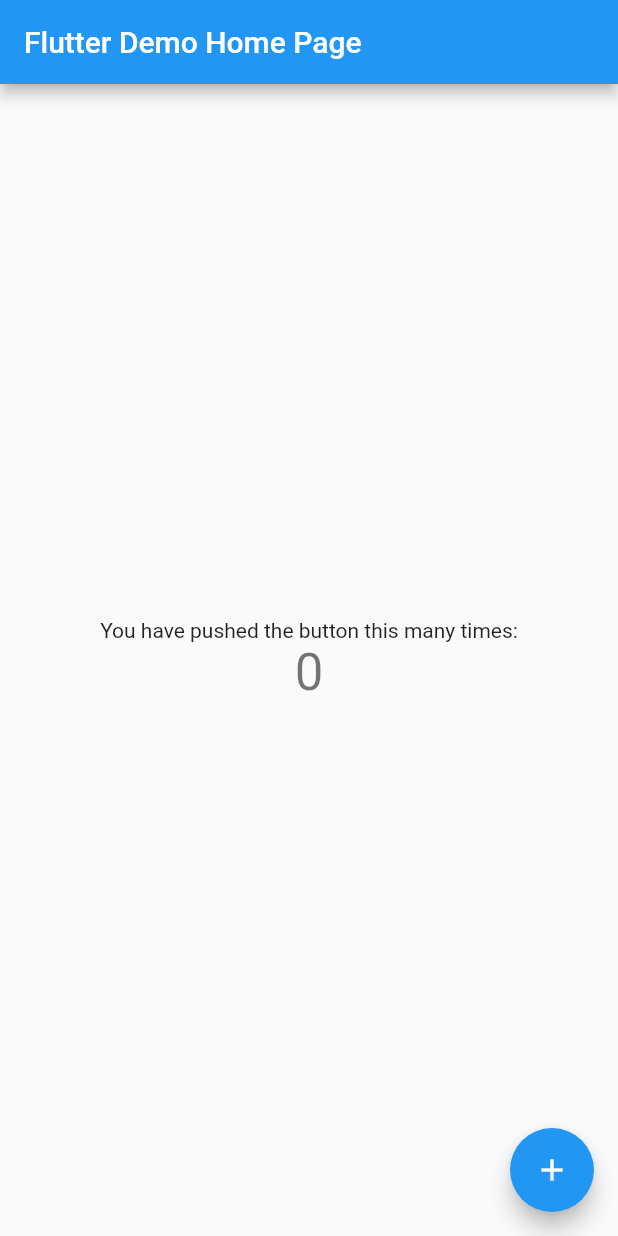
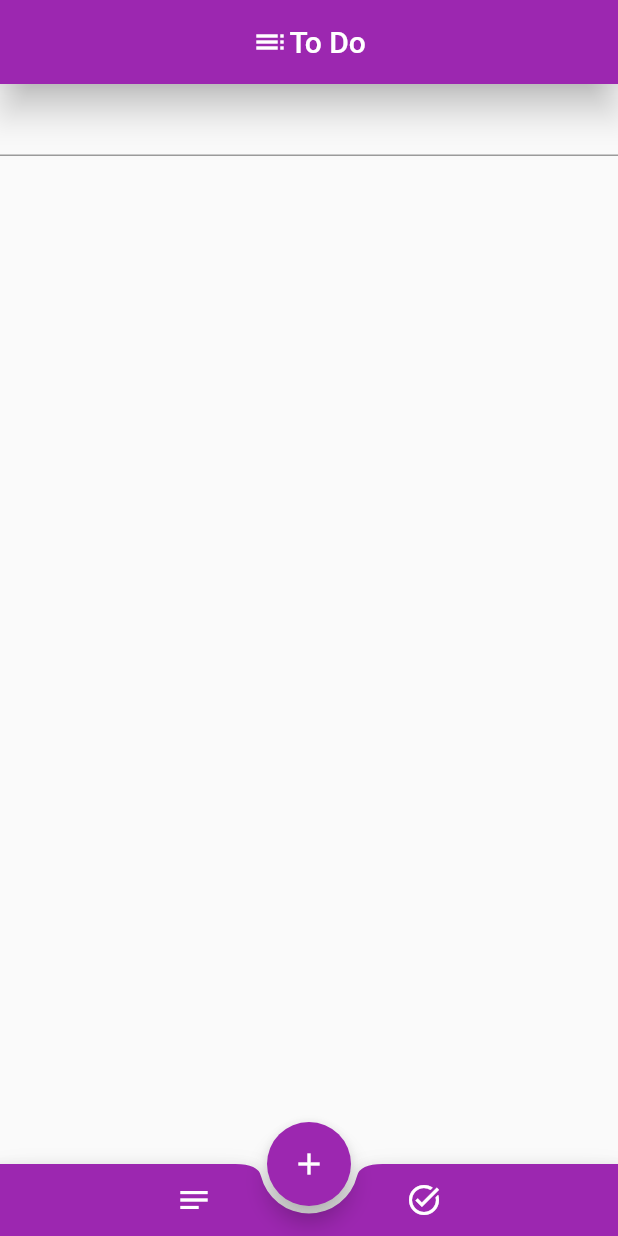
Before and after one commit to muhammetalisongur/flutter_my_todo, a Flutter app: the screen it shows after launch, on a phone screen of 412 x 824 dp. Run offline on Flutter 3.47's test engine with Material 2 defaults, Android fonts, the phone set to English and light mode, and no system bars; our stand-ins replace loading_animation_widget.

Commit message:
Interface Design

```diff
--- a/lib/main.dart
+++ b/lib/main.dart
@@ -1,4 +1,6 @@
 import 'package:flutter/material.dart';
+
+import 'master_class.dart';
 
 void main() {
   runApp(const MyApp());
@@ -7,109 +9,15 @@ void main() {
 class MyApp extends StatelessWidget {
   const MyApp({super.key});
 
-  // This widget is the root of your application.
   @override
   Widget build(BuildContext context) {
     return MaterialApp(
-      title: 'Flutter Demo',
+      debugShowCheckedModeBanner: false,
+      title: 'ToDo',
       theme: ThemeData(
-        // This is the theme of your application.
-        //
-        // Try running your application with "flutter run". You'll see the
-        // application has a blue toolbar. Then, without quitting the app, try
-        // changing the primarySwatch below to Colors.green and then invoke
-        // "hot reload" (press "r" in the console where you ran "flutter run",
-        // or simply save your changes to "hot reload" in a Flutter IDE).
-        // Notice that the counter didn't reset back to zero; the application
-        // is not restarted.
         primarySwatch: Colors.blue,
       ),
-      home: const MyHomePage(title: 'Flutter Demo Home Page'),
+      home: const MasterClass(),
     );
   }
 }
-
-class MyHomePage extends StatefulWidget {
-  const MyHomePage({super.key, required this.title});
-
-  // This widget is the home page of your application. It is stateful, meaning
-  // that it has a State object (defined below) that contains fields that affect
-  // how it looks.
-
-  // This class is the configuration for the state. It holds the values (in this
-  // case the title) provided by the parent (in this case the App widget) and
-  // used by the build method of the State. Fields in a Widget subclass are
-  // always marked "final".
-
-  final String title;
-
-  @override
-  State<MyHomePage> createState() => _MyHomePageState();
-}
-
-class _MyHomePageState extends State<MyHomePage> {
-  int _counter = 0;
-
-  void _incrementCounter() {
-    setState(() {
-      // This call to setState tells the Flutter framework that something has
-      // changed in this State, which causes it to rerun the build method below
-      // so that the display can reflect the updated values. If we changed
-      // _counter without calling setState(), then the build method would not be
-      // called again, and so nothing would appear to happen.
-      _counter++;
-    });
-  }
-
-  @override
-  Widget build(BuildContext context) {
-    // This method is rerun every time setState is called, for instance as done
-    // by the _incrementCounter method above.
-    //
-    // The Flutter framework has been optimized to make rerunning build methods
-    // fast, so that you can just rebuild anything that needs updating rather
-    // than having to individually change instances of widgets.
-    return Scaffold(
-      appBar: AppBar(
-        // Here we take the value from the MyHomePage object that was created by
-        // the App.build method, and use it to set our appbar title.
-        title: Text(widget.title),
-      ),
-      body: Center(
-        // Center is a layout widget. It takes a single child and positions it
-        // in the middle of the parent.
-        child: Column(
-          // Column is also a layout widget. It takes a list of children and
-          // arranges them vertically. By default, it sizes itself to fit its
-          // children horizontally, and tries to be as tall as its parent.
-          //
-          // Invoke "debug painting" (press "p" in the console, choose the
-          // "Toggle Debug Paint" action from the Flutter Inspector in Android
-          // Studio, or the "Toggle Debug Paint" command in Visual Studio Code)
-          // to see the wireframe for each widget.
-          //
-          // Column has various properties to control how it sizes itself and
-          // how it positions its children. Here we use mainAxisAlignment to
-          // center the children vertically; the main axis here is the vertical
-          // axis because Columns are vertical (the cross axis would be
-          // horizontal).
-          mainAxisAlignment: MainAxisAlignment.center,
-          children: <Widget>[
-            const Text(
-              'You have pushed the button this many times:',
-            ),
-            Text(
-              '$_counter',
-              style: Theme.of(context).textTheme.headline4,
-            ),
-          ],
-        ),
-      ),
-      floatingActionButton: FloatingActionButton(
-        onPressed: _incrementCounter,
-        tooltip: 'Increment',
-        child: const Icon(Icons.add),
-      ), // This trailing comma makes auto-formatting nicer for build methods.
-    );
-  }
-}
--- /dev/null
+++ b/lib/master_class.dart
@@ -0,0 +1,85 @@
+import 'package:flutter/material.dart';
+import 'package:todo/card.dart';
+
+class MasterClass extends StatefulWidget {
+  const MasterClass({super.key});
+
+  @override
+  State<MasterClass> createState() => _MasterClassState();
+}
+
+class _MasterClassState extends State<MasterClass> {
+  @override
+  Widget build(BuildContext context) {
+    return Scaffold(
+      appBar: AppBar(
+        actions: [
+          Padding(
+            padding: const EdgeInsets.all(3),
+            child: Column(
+              crossAxisAlignment: CrossAxisAlignment.center,
+              mainAxisAlignment: MainAxisAlignment.center,
+              children: const [
+                // LoadingAnimationWidget.discreteCircle(color: Colors.white, size: 50),
+              ],
+            ),
+          )
+        ],
+        backgroundColor: Colors.purple,
+        elevation: 10,
+        centerTitle: true,
+        title: Row(
+          mainAxisAlignment: MainAxisAlignment.center,
+          children: const [
+            Icon(Icons.toc_outlined),
+            Padding(
+              padding: EdgeInsets.only(left: 1),
+            ),
+            Text("To Do"),
+          ],
+        ),
+      ),
+      body: Column(
+        mainAxisSize: MainAxisSize.min,
+        children: const [TextField()],
+      ),
+      floatingActionButton: FloatingActionButton(
+        onPressed: () {
+          const CardAdd();
+        },
+        backgroundColor: Colors.purple,
+        child: const Icon(Icons.add_outlined), //icon inside button
+      ),
+
+      floatingActionButtonLocation: FloatingActionButtonLocation.centerDocked,
+      //floating action button position to center
+
+      bottomNavigationBar: BottomAppBar(
+        color: Colors.purple,
+        shape: const CircularNotchedRectangle(),
+        notchMargin: 5,
+        child: Row(
+          //children inside bottom appbar
+          mainAxisSize: MainAxisSize.max,
+          mainAxisAlignment: MainAxisAlignment.spaceEvenly,
+          children: <Widget>[
+            IconButton(
+              icon: const Icon(
+                Icons.notes_outlined,
+                color: Colors.white,
+              ),
+              onPressed: () {},
+            ),
+            IconButton(
+              icon: const Icon(
+                Icons.task_alt_outlined,
+                color: Colors.white,
+              ),
+              onPressed: () {},
+            ),
+          ],
+        ),
+      ),
+    );
+  }
+}
```
Also changed, not shown: lib/alert.dart (added, +40 -0 lines), lib/card.dart (added, +38 -0 lines), lib/login.dart (added, +133 -0 lines), lib/password_forgot.dart (added, +74 -0 lines), lib/register.dart (added, +122 -0 lines), pubspec.yaml (+6 -1 lines), pubspec.lock.
